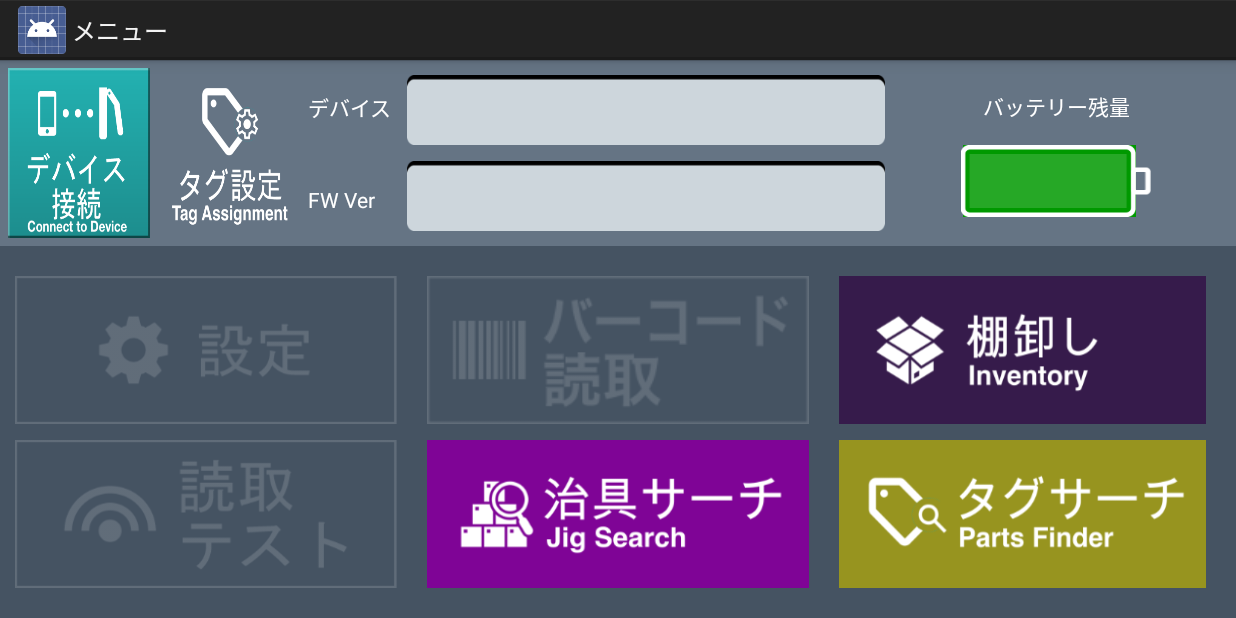
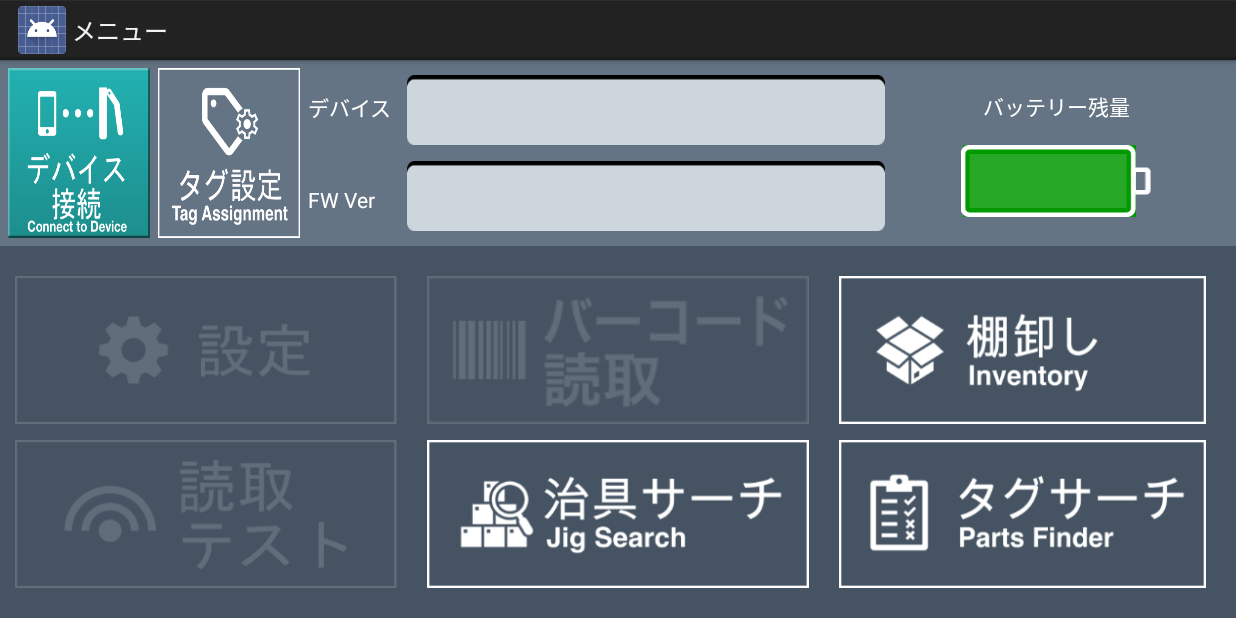
Before and after one commit to lelegod/RFIDApp, an Android app: the screen it shows after launch (MainMenuActivity), on a phone screen of 824 x 412 dp (held sideways). Run offline under Robolectric (Android 15) with nearby library versions, the phone set to English and light mode, and no system bars; our stand-ins replace Firebase (no records; nobody signed in at launch, a user with empty details on screens opened directly).

Commit message:
Menu UI when no connection fixed

```diff
--- a/app/src/main/java/jp/co/toshibatec/uf2200sampleapplication/MainMenuActivity.java
+++ b/app/src/main/java/jp/co/toshibatec/uf2200sampleapplication/MainMenuActivity.java
@@ -447,9 +447,10 @@ public class MainMenuActivity extends Activity implements View.OnClickListener {
             mPartsFinderBtn = new ImageView(MainMenuActivity.this);
         }
         mDeviceConnectionBtn.setOnClickListener(this);
-        mSearchAppBtn.setOnClickListener(this);
-        mInventoryAppBtn.setOnClickListener(this);
-        mPartsFinderBtn.setOnClickListener(this);
+//        mTagDatabaseBtn.setOnClickListener(this);
+//        mSearchAppBtn.setOnClickListener(this);
+//        mInventoryAppBtn.setOnClickListener(this);
+//        mPartsFinderBtn.setOnClickListener(this);
 
         String connectedAddress = readConnectedAddressFile();
         // 前回接続済み端末があれば
@@ -905,9 +906,16 @@ public class MainMenuActivity extends Activity implements View.OnClickListener {
         if (!TextUtils.isEmpty(mConnectedString)) {
             mSettingBtn.setBackgroundResource(R.drawable.shape_btn_menu_setting);
             mReadBtn.setBackgroundResource(R.drawable.shape_btn_menu_read);
+            mTagDatabaseBtn.setBackgroundResource(R.drawable.shape_btn_menu_tagdatabase);
+            mSearchAppBtn.setBackgroundResource(R.drawable.shape_btn_menu_searchapp);
+            mInventoryAppBtn.setBackgroundResource(R.drawable.shape_btn_menu_inventoryapp);
+            mPartsFinderBtn.setBackgroundResource(R.drawable.shape_btn_menu_partsfinder);
             mSettingBtn.setOnClickListener(this);
             mReadBtn.setOnClickListener(this);
             mTagDatabaseBtn.setOnClickListener(this);
+            mSearchAppBtn.setOnClickListener(this);
+            mInventoryAppBtn.setOnClickListener(this);
+            mPartsFinderBtn.setOnClickListener(this);
             if(getSDKLibrary().getIsAvailableScanner()==TecRfidSuite.ScannerDecision.AVAILABLE_SCANNER.getInt()) {
                 mBarcodeBtn.setBackgroundResource(R.drawable.shape_btn_menu_barcode);
                 mBarcodeBtn.setOnClickListener(this);
@@ -922,7 +930,14 @@ public class MainMenuActivity extends Activity implements View.OnClickListener {
             mReadBtn.setOnClickListener(null);
             mBarcodeBtn.setBackgroundResource(R.drawable.and_btn_menu_barcode_g);
             mBarcodeBtn.setOnClickListener(null);
-            mTagDatabaseBtn.setBackgroundResource(R.drawable.and_btn_menu_tagdatabse_g);
+            mTagDatabaseBtn.setBackgroundResource(R.drawable.and_btn_menu_tagdatabase_g);
+            mTagDatabaseBtn.setOnClickListener(null);
+            mSearchAppBtn.setBackgroundResource(R.drawable.and_btn_menu_searchapp_g);
+            mSearchAppBtn.setOnClickListener(null);
+            mInventoryAppBtn.setBackgroundResource(R.drawable.and_btn_menu_inventoryapp_g);
+            mInventoryAppBtn.setOnClickListener(null);
+            mPartsFinderBtn.setBackgroundResource(R.drawable.and_btn_menu_partsfinder_g);
+            mPartsFinderBtn.setOnClickListener(null);
         }
     }
 
```
Also changed, not shown: app/src/main/java/jp/co/toshibatec/uf2200sampleapplication/PartsFinderActivity.java (line endings or trailing spaces), app/src/main/res/drawable-xhdpi/and_btn_menu_inventoryapp_g.png (added), app/src/main/res/drawable-xhdpi/and_btn_menu_partsfinder_g.png (added), app/src/main/res/drawable-xhdpi/and_btn_menu_searchapp_g.png (added), app/src/main/res/drawable-xhdpi/and_btn_menu_tagdatabase_g.png (added), app/src/main/res/drawable-xhdpi/and_btn_menu_tagdatabse_g.png (deleted).
